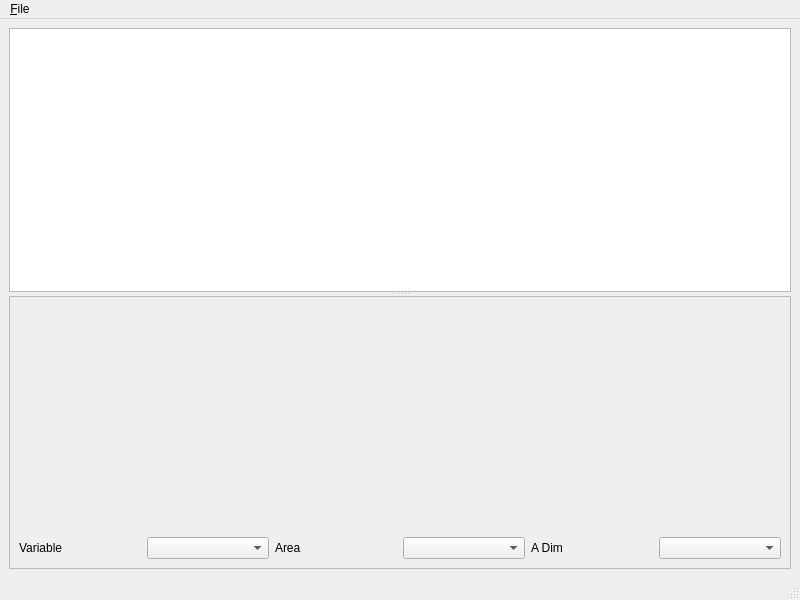
Above: tseditor/tseditorwindow.ui from frabas/DISPLACE_GUI before the change. Below: the same form after it.
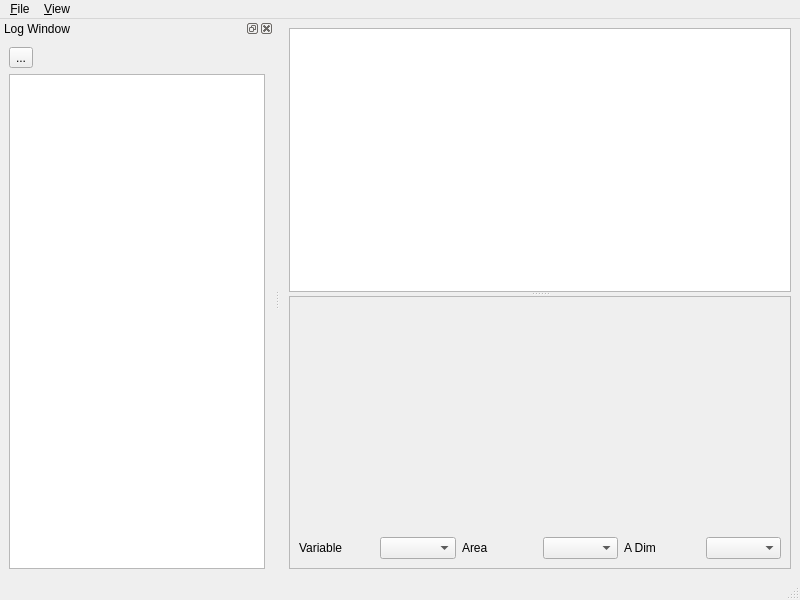
That is the form after the change. Icons and pictures are not drawn. Custom widgets are drawn as their Qt base class.

Commit message: TsEditor: Log Window

Diff of the .ui file:
```diff
--- a/tseditor/tseditorwindow.ui
+++ b/tseditor/tseditorwindow.ui
@@ -85,7 +85,7 @@
      <x>0</x>
      <y>0</y>
      <width>800</width>
-     <height>23</height>
+     <height>27</height>
     </rect>
    </property>
    <widget class="QMenu" name="menu_File">
@@ -97,9 +97,63 @@
     <addaction name="separator"/>
     <addaction name="actionQuit"/>
    </widget>
+   <widget class="QMenu" name="menu_View">
+    <property name="title">
+     <string>&amp;View</string>
+    </property>
+    <addaction name="action_Log_Window"/>
+   </widget>
    <addaction name="menu_File"/>
+   <addaction name="menu_View"/>
   </widget>
   <widget class="QStatusBar" name="statusbar"/>
+  <widget class="QDockWidget" name="dockLogWindow">
+   <property name="windowIcon">
+    <iconset resource="../qtgui/qtgui.qrc">
+     <normaloff>:/icons/Rlogo.png</normaloff>:/icons/Rlogo.png</iconset>
+   </property>
+   <property name="windowTitle">
+    <string>Log Window</string>
+   </property>
+   <attribute name="dockWidgetArea">
+    <number>1</number>
+   </attribute>
+   <widget class="QWidget" name="dockWidgetContents">
+    <layout class="QVBoxLayout" name="verticalLayout_3">
+     <item>
+      <layout class="QHBoxLayout" name="horizontalLayout_2">
+       <item>
+        <widget class="QToolButton" name="clearLog">
+         <property name="text">
+          <string>...</string>
+         </property>
+         <property name="icon">
+          <iconset resource="../qtgui/qtgui.qrc">
+           <normaloff>:/icons/close.png</normaloff>:/icons/close.png</iconset>
+         </property>
+        </widget>
+       </item>
+       <item>
+        <spacer name="horizontalSpacer">
+         <property name="orientation">
+          <enum>Qt::Horizontal</enum>
+         </property>
+         <property name="sizeHint" stdset="0">
+          <size>
+           <width>40</width>
+           <height>20</height>
+          </size>
+         </property>
+        </spacer>
+       </item>
+      </layout>
+     </item>
+     <item>
+      <widget class="QPlainTextEdit" name="logText"/>
+     </item>
+    </layout>
+   </widget>
+  </widget>
   <action name="action_Open">
    <property name="text">
     <string>&amp;Open...</string>
```
Left out of the diff: 12 changed lines with no effect on the pictures. The commit also changes 2 other files.
